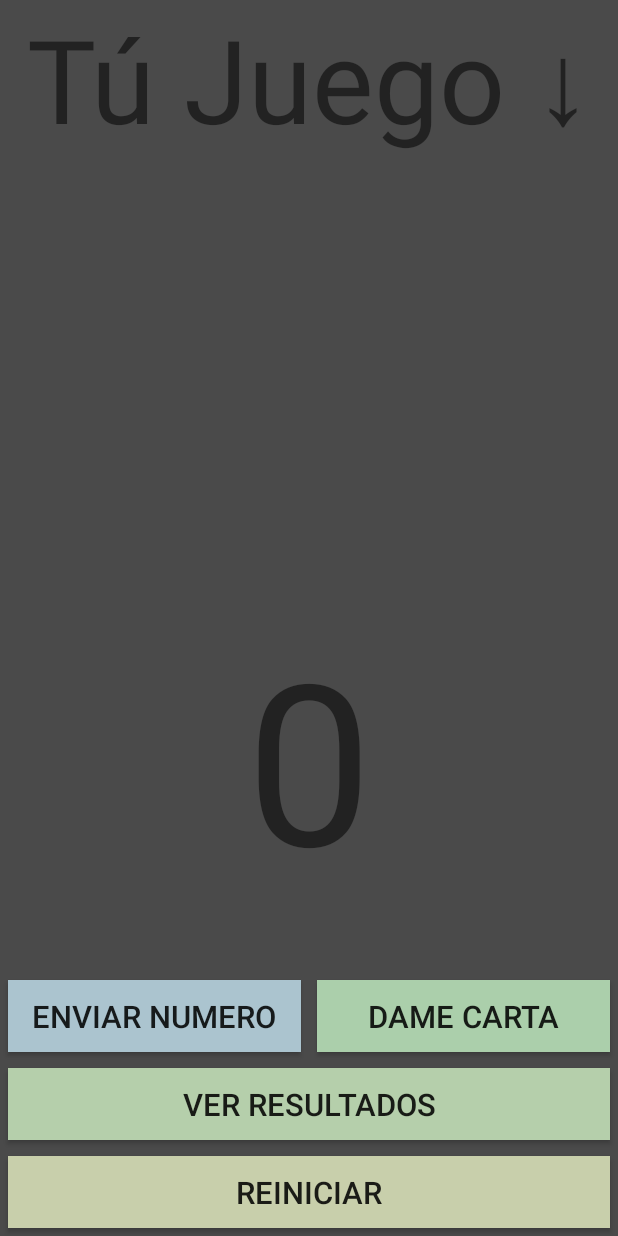
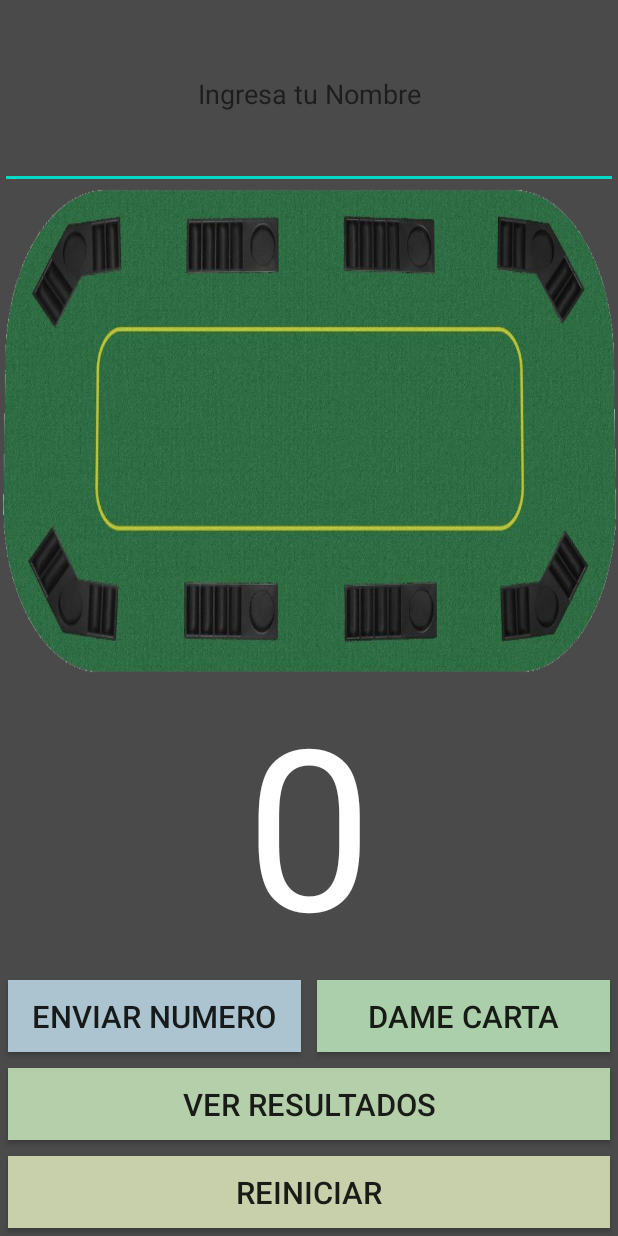
Before and after one commit to GitNes26/APPS_Mi21, an Android app: the screen it shows after launch (MainActivity), after a tap on "ENVIAR NUMERO", on a phone screen of 412 x 824 dp. Run offline under Robolectric (Android 15) with nearby library versions, the light colour scheme and no system bars; our stand-ins replace Volley; network calls fail.

Commit message:
ay quedo mejorado segun yo, solo falta limpiar  el recycler

```diff
--- a/app/src/main/java/com/nestor/mi21/AdaptadorNumero.java
+++ b/app/src/main/java/com/nestor/mi21/AdaptadorNumero.java
@@ -50,7 +50,7 @@ public class AdaptadorNumero extends RecyclerView.Adapter<AdaptadorNumero.MiHold
         }
 
         public void setData(final Numero modelo) {
-            numero.setText(String.valueOf(modelo.getNumero()));
+//            numero.setText(String.valueOf(modelo.getNumero()));
 
             switch (modelo.getNumero()) {
                 case 1:
--- a/app/src/main/java/com/nestor/mi21/MainActivity.java
+++ b/app/src/main/java/com/nestor/mi21/MainActivity.java
@@ -38,13 +38,14 @@ import java.util.Map;
 
 public class MainActivity extends AppCompatActivity implements View.OnClickListener {
 
+    TextView puntaje;
+    EditText miNombre;
     private RecyclerView rvCartas;
-    TextView puntaje;
     private RequestQueue cartero;
     private VolleyS mVolleyS;
     public int num = 0;
     public int puntos = 0;
-    int[] cartas = new int[10];
+    int[] cartas = new int[21];
     int i=0;
 
     @Override
@@ -78,6 +79,7 @@ public class MainActivity extends AppCompatActivity implements View.OnClickListe
         findViewById(R.id.btnResultados).setOnClickListener(this);
         findViewById(R.id.btnReinicar).setOnClickListener(this);
         puntaje = findViewById(R.id.puntos);
+        miNombre = findViewById(R.id.etNombre);
     }
 
     @Override
@@ -126,11 +128,11 @@ public class MainActivity extends AppCompatActivity implements View.OnClickListe
 
             case R.id.btnEnviar:
                 String urlr = "https://www.ramiro174.com/api/enviar/numero";
-//                nombre.getText();
 
                 JSONObject datos = new JSONObject();
                 try {
-                    datos.put("nombre", "Nestor Puentes");
+                    datos.put("nombre", miNombre.getText());
+
                     datos.put("numero", puntos);
                 } catch (JSONException e) {
                     e.printStackTrace();
@@ -139,7 +141,9 @@ public class MainActivity extends AppCompatActivity implements View.OnClickListe
                 JsonObjectRequest puntajeJson = new JsonObjectRequest(Request.Method.POST, urlr, (JSONObject) datos, new Response.Listener<JSONObject>() {
                     @Override
                     public void onResponse(JSONObject response) {
-                        Toast.makeText(MainActivity.this, response.toString(), Toast.LENGTH_LONG).show();
+                        Toast.makeText(MainActivity.this,
+                                miNombre.getText()+", tus puntso enviados fueron: "+String.valueOf(puntos),
+                                Toast.LENGTH_LONG).show();
                     }
                 }, new Response.ErrorListener() {
                     @Override
@@ -155,6 +159,7 @@ public class MainActivity extends AppCompatActivity implements View.OnClickListe
                 puntaje.setText("0");
                 for (int y=0; y < i; y++){
                     cartas[y]=0;
+//                    rvCartas
                 }
                 break;
 
--- a/app/src/main/res/layout/activity_main.xml
+++ b/app/src/main/res/layout/activity_main.xml
@@ -14,11 +14,13 @@
         android:orientation="horizontal"
         android:layout_weight="1"
         android:weightSum="3">
-        <TextView
+        <EditText
+            android:id="@+id/etNombre"
             android:layout_width="0dp"
             android:layout_height="match_parent"
             android:layout_weight="3"
-            android:text="Tú Juego ↓"
+            android:hint="Ingresa tu Nombre"
+            android:textColor="#fff"
             android:textAlignment="center"
             android:autoSizeTextType="uniform"/>
     </LinearLayout>
@@ -27,7 +29,8 @@
         android:id="@+id/tableroCartas"
         android:layout_width="match_parent"
         android:layout_height="0dp"
-        android:layout_weight="3">
+        android:layout_weight="4"
+        android:background="@drawable/tablero">
 
     </androidx.recyclerview.widget.RecyclerView>
 
@@ -43,6 +46,7 @@
             android:layout_height="match_parent"
             android:layout_weight="1"
             android:text="0"
+            android:textColor="#fff"
             android:textSize="150sp"
             android:gravity="center"/>
     </LinearLayout>
--- a/app/src/main/res/layout/item_carta.xml
+++ b/app/src/main/res/layout/item_carta.xml
@@ -8,8 +8,8 @@
 
     <ImageView
         android:id="@+id/fotoCarta"
-        android:layout_width="130dp"
-        android:layout_height="180dp"
+        android:layout_width="140dp"
+        android:layout_height="190dp"
         android:contentDescription="Imagen Carta"
         android:src="@drawable/espada5"/>
 
```
Also changed, not shown: app/src/main/res/drawable-v24/tablero.png (added).
